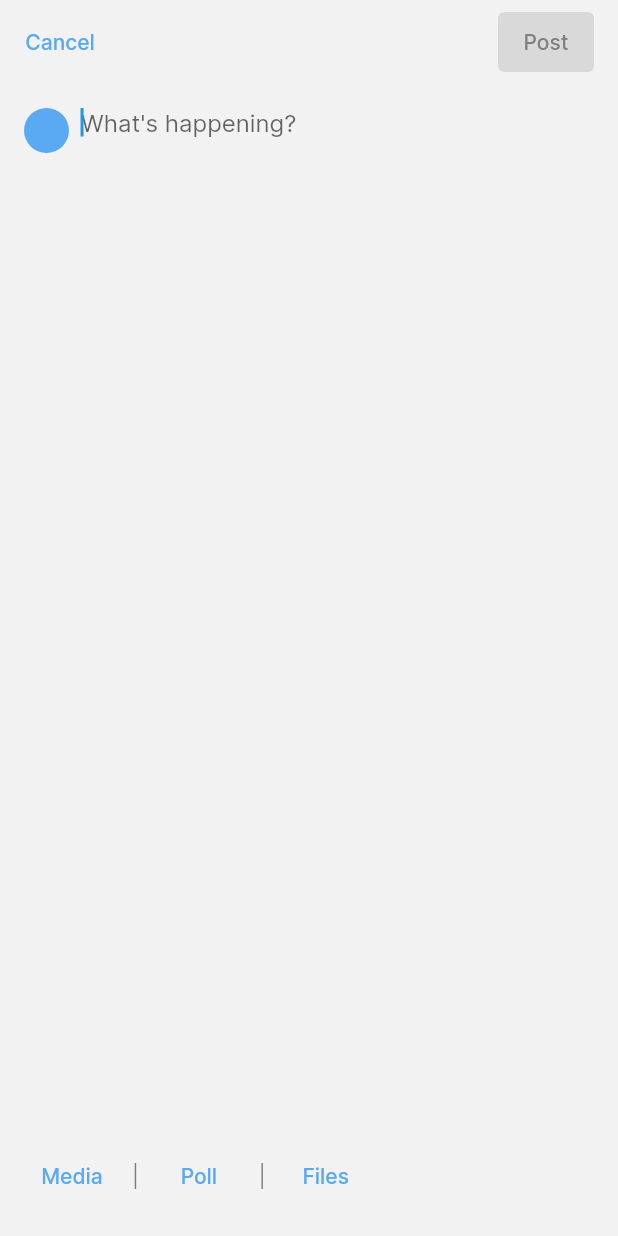
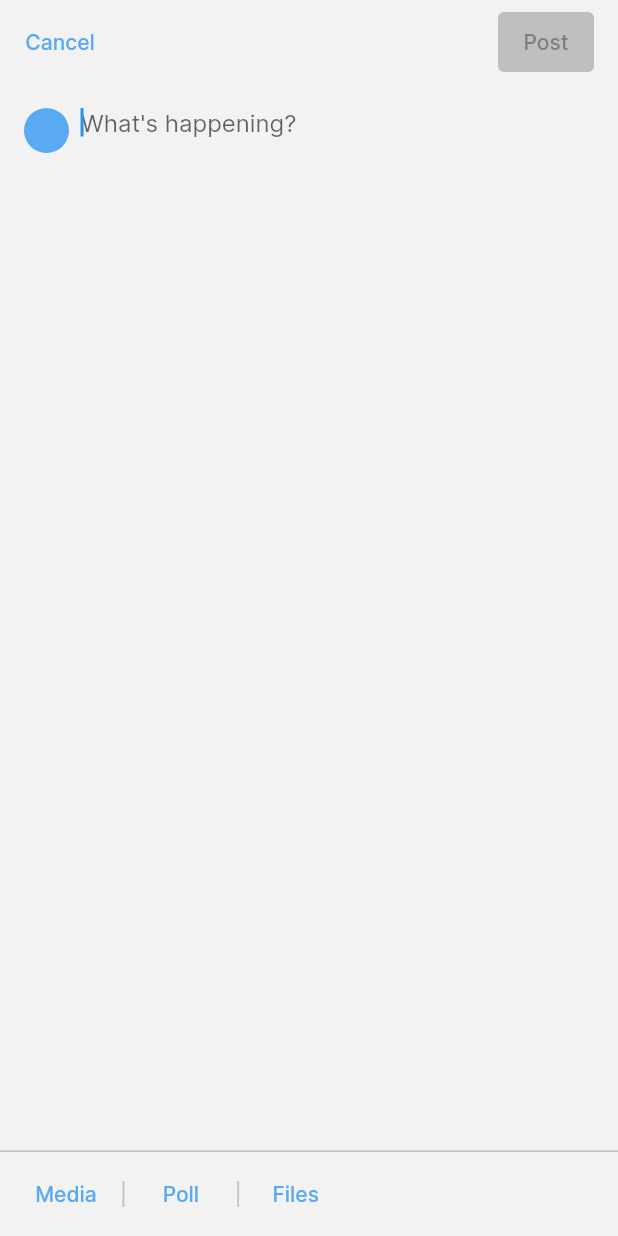
Before and after one commit to cwnuramirah/murai, a Flutter app: the NewPostPage screen opened directly, on a phone screen of 412 x 824 dp. Run offline on Flutter 3.47's test engine with Material 2 defaults, Android fonts, the phone set to English and light mode, and no system bars; our stand-ins replace bloc, equatable, flutter_bloc.

Commit message:
style(ui): cleanup current styles

```diff
--- a/frontend/lib/theme.dart
+++ b/frontend/lib/theme.dart
@@ -26,7 +26,7 @@ abstract class StyledColor {
   // Color(0xFF<HEX>)
   static const Color white = Color(0xFFFAFAFA);
   static const Color greyLight = Color(0xFFF2F2F2);
-  static const Color grey = Color(0xFFD9D9D9);
+  static const Color grey = Color(0xFFBFBFBF);
   static const Color greyDark = Color(0xFF7F7F7F);
   static const Color black = Color(0xFF262626);
   static const Color blue = Color(0xFF59AAF2);
@@ -133,9 +133,13 @@ class HorizontalSpacing {
 abstract class StyledBorder {
   const StyledBorder();
 
-  static final BoxBorder allGrey = Border.all(
+  static final BoxBorder greyAll = Border.all(
     color: StyledColor.grey,
     width: 1,
+  );
+
+  static const Border greyTop = Border(
+    top: BorderSide(color: StyledColor.grey),
   );
 
   static const BorderRadius rounded = BorderRadius.all(Radius.circular(10.0));
@@ -151,7 +155,9 @@ abstract class StyledTextField {
   static const InputDecoration denseGreyInput = InputDecoration(
     isDense: true,
     contentPadding: EdgeInsets.symmetric(
-        vertical: StyledSize.sm, horizontal: StyledSize.md),
+      vertical: StyledSize.sm,
+      horizontal: StyledSize.md,
+    ),
     filled: true,
     fillColor: StyledColor.greyLight,
     border: OutlineInputBorder(
--- a/frontend/lib/ui/components/btn_no_splash.dart
+++ b/frontend/lib/ui/components/btn_no_splash.dart
@@ -17,6 +17,7 @@ class NoSplashButton extends StatelessWidget {
       style: TextButton.styleFrom(
         padding: EdgeInsets.zero,
         foregroundColor: textColor ?? StyledColor.blue,
+        visualDensity: VisualDensity.compact
       ).copyWith(
         overlayColor:
             MaterialStateColor.resolveWith((states) => Colors.transparent),
--- a/frontend/lib/ui/pages/new_post/new_post_page.dart
+++ b/frontend/lib/ui/pages/new_post/new_post_page.dart
@@ -78,11 +78,12 @@ class _NewPostPageState extends State<NewPostPage> {
         foregroundColor: StyledColor.black,
         elevation: 0,
       ),
-      body: Padding(
-        padding: const EdgeInsets.all(StyledSize.md),
-        child: Column(
-          children: [
-            Expanded(
+      body: Column(
+        crossAxisAlignment: CrossAxisAlignment.start,
+        children: [
+          Expanded(
+            child: Padding(
+              padding: const EdgeInsets.all(StyledSize.md),
               child: Row(
                 mainAxisAlignment: MainAxisAlignment.start,
                 crossAxisAlignment: CrossAxisAlignment.start,
@@ -111,7 +112,11 @@ class _NewPostPageState extends State<NewPostPage> {
                 ],
               ),
             ),
-            Row(
+          ),
+          Container(
+            decoration: const BoxDecoration(border: StyledBorder.greyTop),
+            padding: const EdgeInsets.symmetric(vertical: StyledSize.sm, horizontal: StyledSize.md,),
+            child: Row(
               mainAxisSize: MainAxisSize.max,
               children: [
                 NoSplashButton(
@@ -122,7 +127,7 @@ class _NewPostPageState extends State<NewPostPage> {
                 const Padding(
                     padding: EdgeInsets.symmetric(horizontal: StyledSize.sm),
                     child: Text('|',
-                        style: TextStyle(color: StyledColor.greyDark))),
+                        style: TextStyle(color: StyledColor.grey))),
                 NoSplashButton(
                   textColor: StyledColor.blue,
                   onPressed: () {},
@@ -131,7 +136,7 @@ class _NewPostPageState extends State<NewPostPage> {
                 const Padding(
                     padding: EdgeInsets.symmetric(horizontal: StyledSize.sm),
                     child: Text('|',
-                        style: TextStyle(color: StyledColor.greyDark))),
+                        style: TextStyle(color: StyledColor.grey))),
                 NoSplashButton(
                   textColor: StyledColor.blue,
                   onPressed: () {},
@@ -139,8 +144,8 @@ class _NewPostPageState extends State<NewPostPage> {
                 ),
               ],
             ),
-          ],
-        ),
+          ),
+        ],
       ),
     );
   }
```
Also changed, not shown: frontend/lib/ui/pages/view_post/new_comment.dart (+7 -5 lines), frontend/lib/ui/pages/view_post/view_post_page.dart (+4 -9 lines), frontend/lib/ui/pages/view_post/view_reply.dart (+6 -1 lines).
